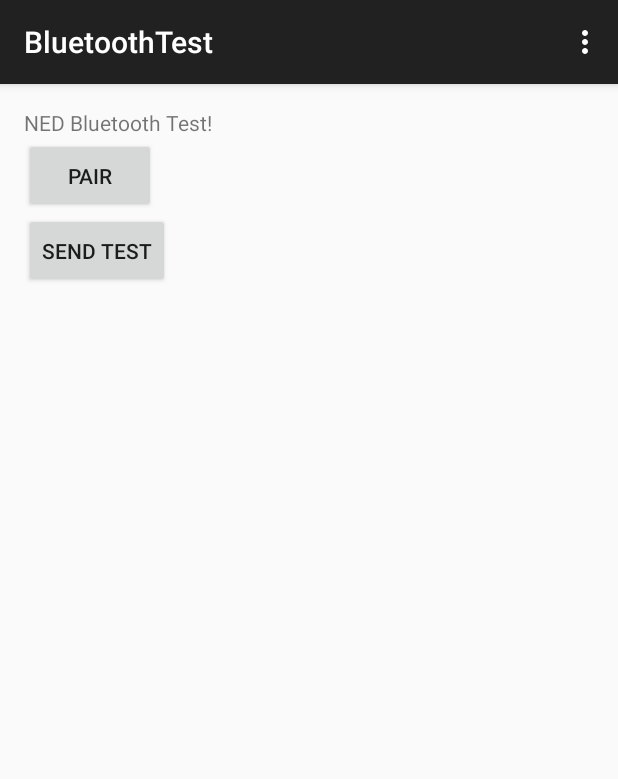
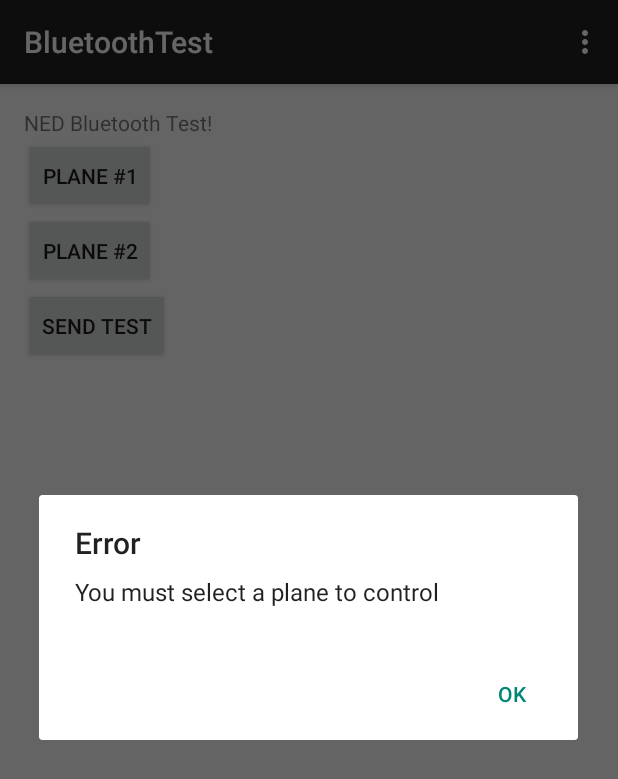
Before and after one commit to Adzter/NEDController, an Android app: the screen it shows after launch (MainActivity), after a tap on "SEND TEST", on a phone screen of 412 x 824 dp. Shown: the top 779 px of the screen. Run offline under Robolectric (Android 15) with nearby library versions, the phone set to English and light mode, and no system bars.

Commit message:
Partially added selecting on which plane to control

```diff
--- a/app/src/main/java/ajwilson/bluetoothtest/MainActivity.java
+++ b/app/src/main/java/ajwilson/bluetoothtest/MainActivity.java
@@ -1,6 +1,9 @@
 package ajwilson.bluetoothtest;
 
+import android.app.AlertDialog;
 import android.bluetooth.BluetoothAdapter;
+import android.content.Context;
+import android.content.DialogInterface;
 import android.content.Intent;
 import android.support.v7.app.AppCompatActivity;
 import android.os.Bundle;
@@ -9,22 +12,24 @@ import android.view.MenuItem;
 import android.view.View;
 import android.view.View.OnClickListener;
 import android.widget.Button;
+import android.widget.FrameLayout;
 
 public class MainActivity extends AppCompatActivity {
-
-    private Button pairDevice;
+    final Context context = this;
+    private Button plane1;
+    private Button plane2;
     private Button sendTest;
+    private String btaddr = "";
 
     private final static int REQUEST_ENABLE_BT = 1;
-    private boolean paired = false;
+    private BluetoothAdapter adapter;
 
     @Override
     protected void onCreate(Bundle savedInstanceState) {
         super.onCreate(savedInstanceState);
         setContentView(R.layout.activity_main);
 
-
-        BluetoothAdapter adapter = BluetoothAdapter.getDefaultAdapter();
+        adapter = BluetoothAdapter.getDefaultAdapter();
         if ( adapter != null ) {
             if (!adapter.isEnabled()) {
                 Intent enableBtIntent = new Intent(BluetoothAdapter.ACTION_REQUEST_ENABLE);
@@ -37,19 +42,50 @@ public class MainActivity extends AppCompatActivity {
 
     private void addListenerOnButtons() {
         sendTest = (Button) findViewById( R.id.send_test);
-        pairDevice = (Button) findViewById( R.id.pair_device);
+        plane1 = (Button) findViewById( R.id.plane1);
+        plane2 = (Button) findViewById( R.id.plane2);
 
         sendTest.setOnClickListener(new OnClickListener() {
             @Override
             public void onClick(View view) {
                 System.out.println("Send Test Button Pressed");
+                if( btaddr.length() == 0 ) {
+                    AlertDialog.Builder alertDialogBuilder = new AlertDialog.Builder( context );
+
+                    // set title
+                    alertDialogBuilder.setTitle("Error");
+
+                    // set dialog message
+                    alertDialogBuilder
+                            .setMessage("You must select a plane to control")
+                            .setCancelable(true)
+                            .setPositiveButton("Ok", new DialogInterface.OnClickListener() {
+                                public void onClick(DialogInterface dialog, int id) {
+                                    dialog.cancel();
+                                }
+                            });
+
+                    // create alert dialog
+                    AlertDialog alertDialog = alertDialogBuilder.create();
+
+                    // show it
+                    alertDialog.show();
+                    return;
+                }
             }
         });
 
-        pairDevice.setOnClickListener(new OnClickListener() {
+        plane1.setOnClickListener(new OnClickListener() {
             @Override
             public void onClick(View view) {
-                System.out.println("Pair device button pressed");
+                System.out.println("Plane #1");
+            }
+        });
+
+        plane2.setOnClickListener(new OnClickListener() {
+            @Override
+            public void onClick(View view) {
+                System.out.println("Plane #2");
             }
         });
     }
--- a/app/src/main/res/layout/activity_main.xml
+++ b/app/src/main/res/layout/activity_main.xml
@@ -12,15 +12,24 @@
         android:layout_width="wrap_content"
         android:layout_height="50dp"
         android:layout_marginTop="20dp"
-        android:text="@string/pair_device"
-        android:onClick="pairDevice"
-        android:id="@+id/pair_device"
+        android:text="@string/plane1"
+        android:onClick="plane1"
+        android:id="@+id/plane1"
         />
 
     <Button
         android:layout_width="wrap_content"
         android:layout_height="50dp"
         android:layout_marginTop="70dp"
+        android:text="@string/plane2"
+        android:onClick="plane2"
+        android:id="@+id/plane2"
+        />
+
+    <Button
+        android:layout_width="wrap_content"
+        android:layout_height="50dp"
+        android:layout_marginTop="120dp"
         android:text="@string/send_test"
         android:onClick="sendTest"
         android:id="@+id/send_test"
--- a/app/src/main/res/values/strings.xml
+++ b/app/src/main/res/values/strings.xml
@@ -4,6 +4,7 @@
     <string name="hello_world">NED Bluetooth Test!</string>
     <string name="action_settings">Settings</string>
 
-    <string name="pair_device">Pair</string>
+    <string name="plane1">Plane #1</string>
+    <string name="plane2">Plane #2</string>
     <string name="send_test">Send Test</string>
 </resources>
```
